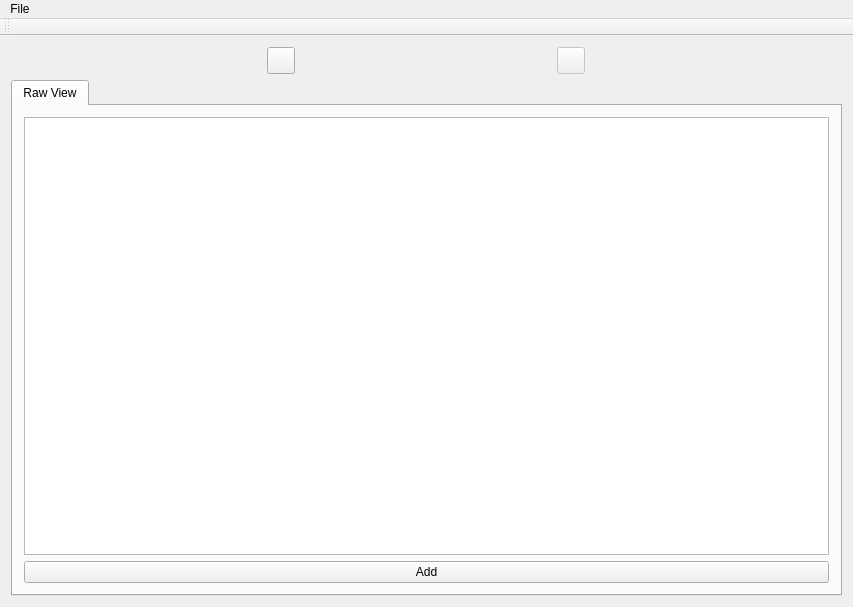
Qt form LooseChange/loosechangepresenter.ui (gojoe262/LooseChange) before a commit.
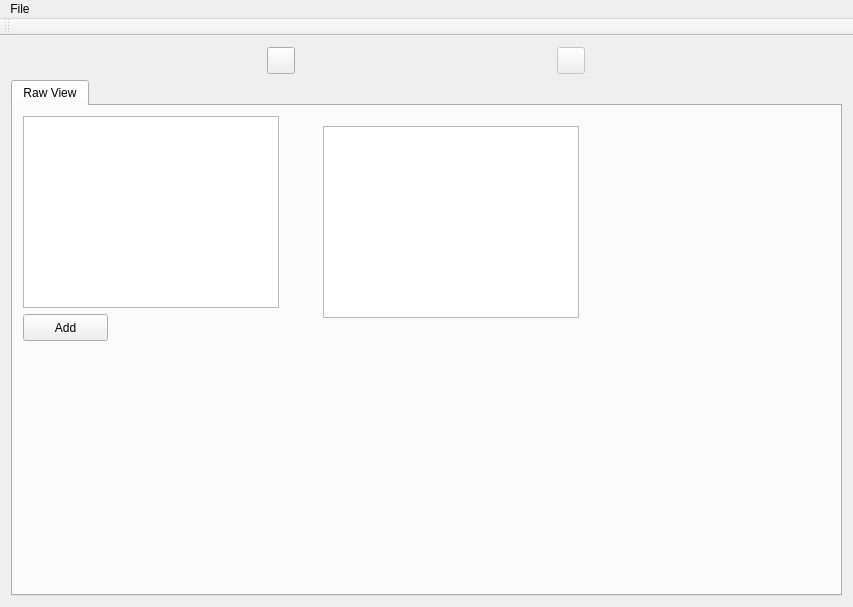
The same form after that commit. Icons and pictures are not drawn.

Commit message: Got Model working in LooseChange RawView. Added LayoutChanged to refresh the Model/View.

What changed in the file:
```diff
--- a/LooseChange/loosechangepresenter.ui
+++ b/LooseChange/loosechangepresenter.ui
@@ -74,14 +74,35 @@
        <attribute name="title">
         <string>Raw View</string>
        </attribute>
-       <layout class="QVBoxLayout" name="verticalLayout_2">
-        <item>
-         <layout class="QVBoxLayout" name="verticalLayout">
-          <item>
-           <widget class="QTableWidget" name="tableWidgetRawView"/>
-          </item>
-          <item>
+       <widget class="QTableView" name="tableViewRawView">
+        <property name="geometry">
+         <rect>
+          <x>310</x>
+          <y>20</y>
+          <width>256</width>
+          <height>192</height>
+         </rect>
+        </property>
+       </widget>
+       <widget class="QTableWidget" name="tableWidgetRawView">
+        <property name="geometry">
+         <rect>
+          <x>10</x>
+          <y>10</y>
+          <width>256</width>
+          <height>192</height>
+         </rect>
+        </property>
+       </widget>
            <widget class="QPushButton" name="pushButton">
+        <property name="geometry">
+         <rect>
+          <x>10</x>
+          <y>208</y>
+          <width>85</width>
+          <height>27</height>
+         </rect>
+        </property>
             <property name="text">
              <string>Add</string>
             </property>
@@ -90,10 +111,6 @@
               <normaloff>Icons/AddIcon.png</normaloff>Icons/AddIcon.png</iconset>
             </property>
            </widget>
-          </item>
-         </layout>
-        </item>
-       </layout>
        <zorder></zorder>
       </widget>
      </widget>
```
Left out of the diff: 5 changed lines with no effect on the pictures. Lines whose indentation alone changed are shown as unchanged. The commit also changes 13 other files.
